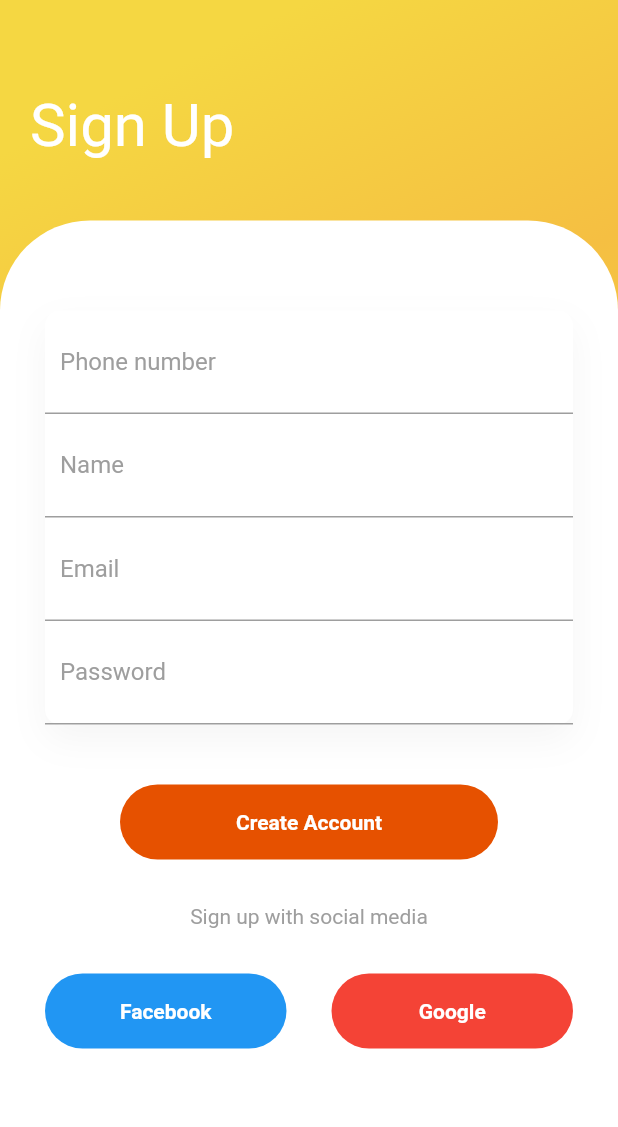
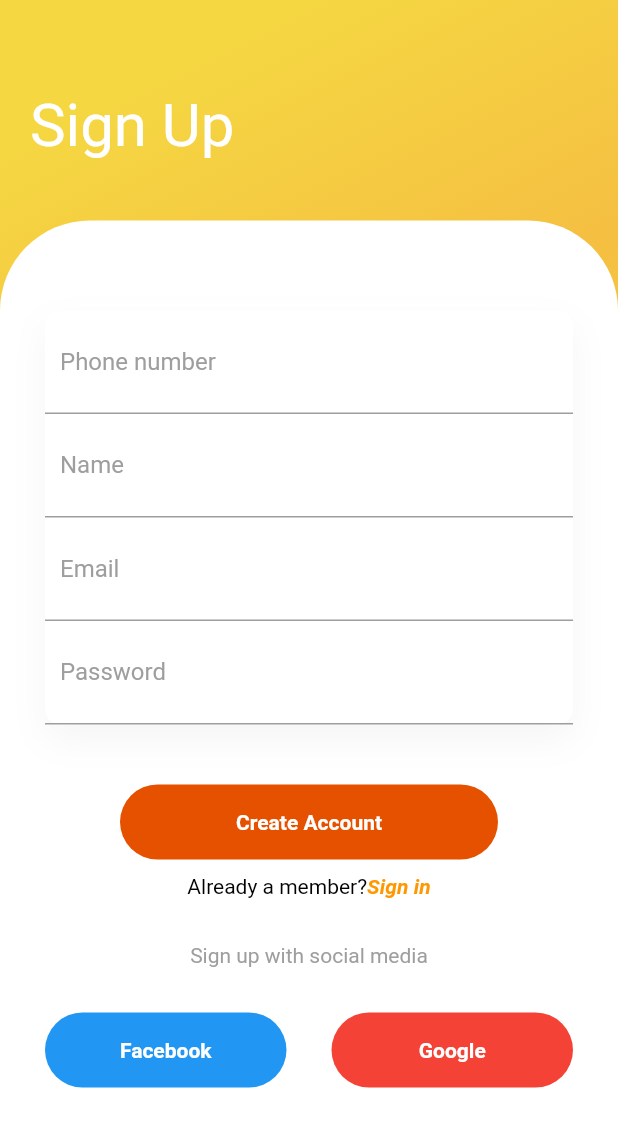
Before and after one commit to SaheerLulu/Food-delivery-app-with-firebase, a Flutter app: the screen it shows after launch, after a tap on "Not a member?", on a phone screen of 412 x 824 dp. Shown: the top 1127 px of the screen. Run offline on Flutter 3.47's test engine with Material 2 defaults, Android fonts, the phone set to English and light mode, and no system bars; our stand-ins replace firebase_auth, firebase_core, smooth_page_indicator; accounts and stored records are empty; network calls fail.

Commit message:
created sign in and sign up logic , need to add validation logic for both pages and also need to implement google sign in

```diff
--- a/lib/main.dart
+++ b/lib/main.dart
@@ -12,6 +12,9 @@ import 'package:flutter_application_1/services/auth.dart';
 
 
 void main() async{
+  WidgetsFlutterBinding.ensureInitialized();
+  final AuthServie  _auth = AuthServie();
+  await _auth.initializeFirebase();
 
   runApp(MyApp());
 }
--- a/lib/screens/signup/signup.dart
+++ b/lib/screens/signup/signup.dart
@@ -190,7 +190,27 @@ class _SignUpState extends State<SignUp> {
                             ),
                           ),
                         ),
+                        SizedBox(height: 10,),
+                        GestureDetector(
+                          onTap: (){
+                              Navigator.of(context).pushReplacement(
+                                MaterialPageRoute(
+                                  builder: (context) => LoginPage(),
+                                ),
+                              );
+                            },
+                          child: Container(
+                            child:Row(
+                              mainAxisAlignment: MainAxisAlignment.center,
+                              children:[
+                                Text("Already a member?", style: TextStyle(color: Colors.black, ),),
+                                Text("Sign in", style: TextStyle(color: Colors.orange, fontWeight: FontWeight.bold,fontStyle: FontStyle.italic),),
+                                ],
+                              )
+                              ),
+                        ),
                         SizedBox(height: 30,),
+
 
                         Text("Sign up with social media", style: TextStyle(color: Colors.grey),),
                         SizedBox(height: 30,),
--- a/lib/screens/wrapper/wrapper.dart
+++ b/lib/screens/wrapper/wrapper.dart
@@ -1,25 +1,29 @@
+import 'package:firebase_auth/firebase_auth.dart';
 import 'package:flutter/material.dart';
-import 'package:flutter_application_1/models/user.dart';
 import 'package:flutter_application_1/screens/home/home.dart';
 import 'package:flutter_application_1/screens/login/login_page.dart';
-import 'package:flutter_application_1/screens/signup/signup.dart';
 
 
-class Wrapper extends StatefulWidget {
-  const Wrapper({ Key? key }) : super(key: key);
+
+class Wrapper extends StatelessWidget {
 
   @override
-  _WrapperState createState() => _WrapperState();
-}
 
-class _WrapperState extends State<Wrapper> {
-  @override
   Widget build(BuildContext context) {
 
+      return StreamBuilder(
+        stream: FirebaseAuth.instance.authStateChanges(),
+        builder: (context,snapShot){
+          if (snapShot.hasData){
+            return HomePage();
+
+          }else{
           return LoginPage();
+          }
+        }
+        );
+  }
 
 
 
 }
-
-}
--- a/lib/widget/custom_app_bar.dart
+++ b/lib/widget/custom_app_bar.dart
@@ -1,3 +1,4 @@
+import 'package:firebase_auth/firebase_auth.dart';
 import 'package:flutter/material.dart';
 import 'package:flutter_application_1/screens/login/login_page.dart';
 import 'package:flutter_application_1/services/auth.dart';
@@ -24,7 +25,9 @@ class CustomAppBar extends StatelessWidget {
             child:_buildIcon(leftIcon),
           ),
           GestureDetector(
-            // j
+            onTap: ()async{
+              await FirebaseAuth.instance.signOut();
+            },
             child: _buildIcon(rightIcon),),
         ],
       ),
```
Also changed, not shown: lib/screens/login/login_page.dart (+25 -8 lines), 1 other file. Lines whose indentation alone changed are shown as unchanged.
